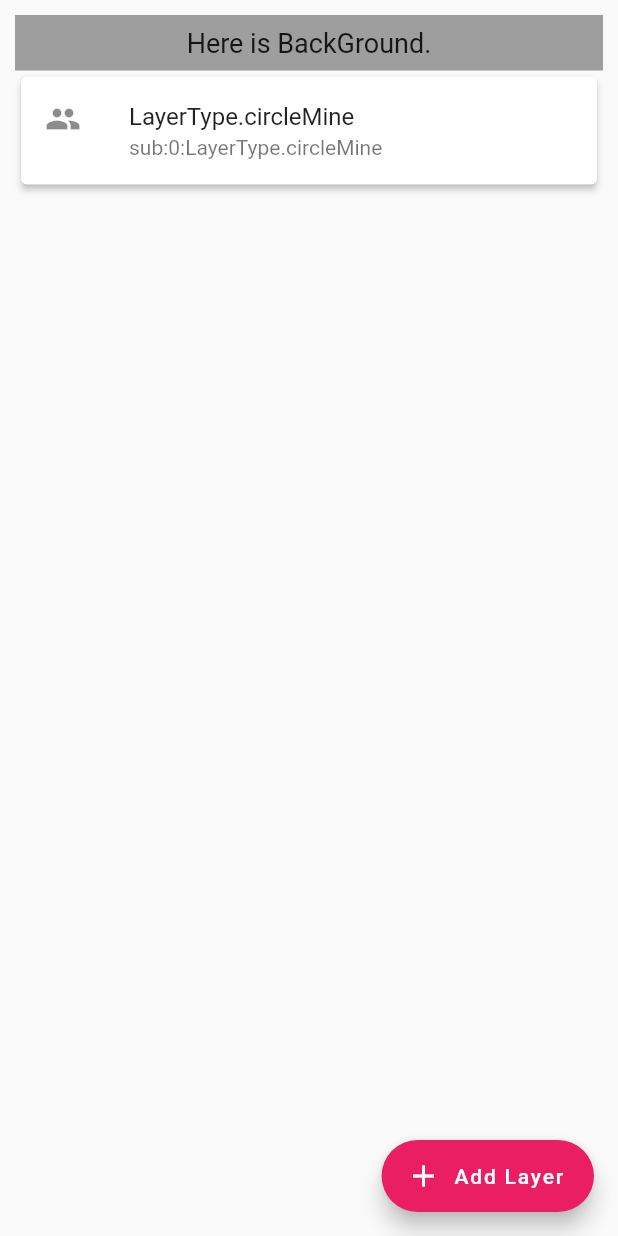
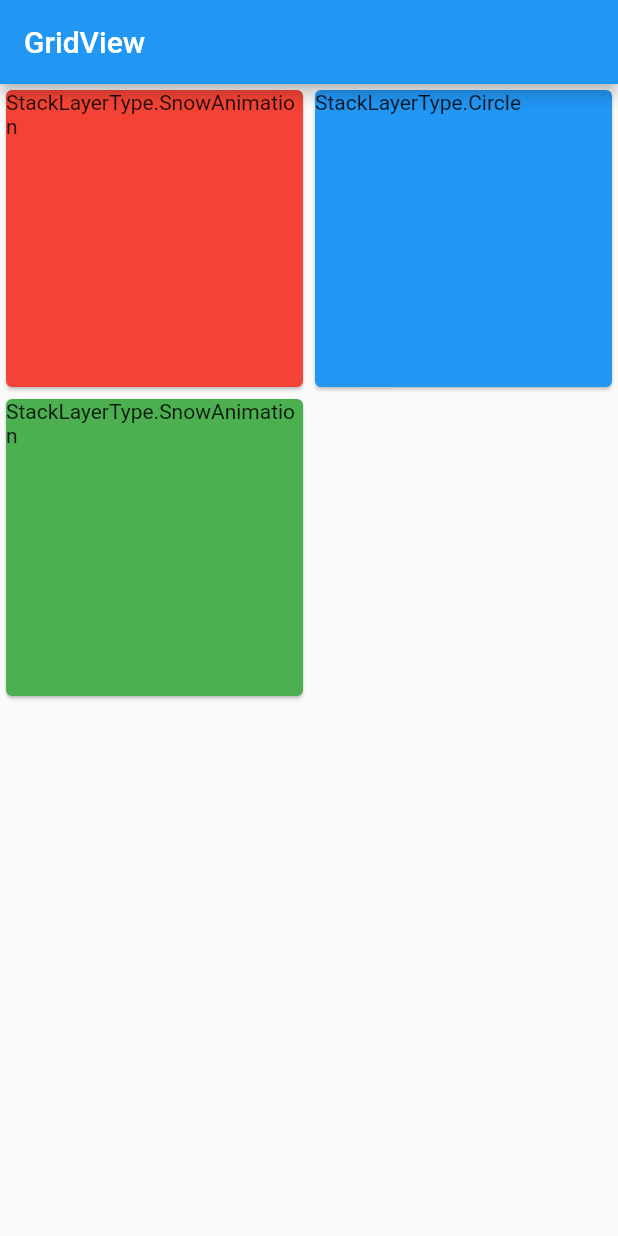
Before and after one commit to YHSHHsaiko/riot-quiche, a Flutter app: the MusicLayerSetting screen opened directly with empty values, after a tap on "Add Layer", on a phone screen of 412 x 824 dp. Run offline on Flutter 3.47's test engine with Material 2 defaults, Android fonts, the phone set to English and light mode, and no system bars.

Commit message:
update: marginal add Layer

```diff
--- a/lib/QuicheHome/MusicLayerSetting.dart
+++ b/lib/QuicheHome/MusicLayerSetting.dart
@@ -1,15 +1,20 @@
 import 'package:flutter/material.dart';
 import 'package:riot_quiche/QuicheHome/CustomizableWidget.dart';
 import 'package:riot_quiche/QuicheHome/MusicPlayerComponent/Layer/CircleMine.dart';
+import 'package:riot_quiche/QuicheHome/MusicPlayerComponent/LayerSetting.dart';
 
 import 'dart:math' as math;
+
+import 'package:riot_quiche/QuicheHome/MusicPlayerComponent/LayerVarious.dart';
+import 'package:riot_quiche/QuicheHome/MusicPlayerComponent/SelectLayer.dart';
 
 
 
 class MusicLayerSetting extends StatefulWidget{
   Function setLayer;
   List<Widget> layerList;
-  MusicLayerSetting(this.setLayer, this.layerList);
+  final Size screenSize;
+  MusicLayerSetting(this.setLayer, this.layerList, this.screenSize);
 
   @override
   State<StatefulWidget> createState() => MusicLayerSettingState();
@@ -32,6 +37,31 @@ class MusicLayerSettingState extends State<MusicLayerSetting>{
     secNumList = new List<int>.generate(widList.length, (i) => i);
   }
 
+  void callbackAddLayer(List<LayerProp> resultList, StackLayerType type){
+    print('SnowAnimation_before');
+    // widget ごとにswitchして、
+    CustomizableWidget addWidget = StackLayerVariables.getAddLayer(type, resultList, widget.screenSize);
+
+    print('SnowAnimation_after');
+    print(addWidget);
+    setState(() {
+      widList.add(addWidget);
+      numList.add(numList.length);
+      secNumList.add(secNumList.length);
+    });
+  }
+
+  void callbackSelectLayer(StackLayerType type){
+    var list = StackLayerVariables.getLayerPropList(type);
+
+    showDialog(
+      context: context,
+      builder: (_) {
+        return LayerSetting(list, this.callbackAddLayer, type);
+      },
+    );
+  }
+
   @override
   Widget build(BuildContext context) {
     return WillPopScope(
@@ -43,23 +73,14 @@ class MusicLayerSettingState extends State<MusicLayerSetting>{
       child: Scaffold(
         floatingActionButton: FloatingActionButton.extended(
           onPressed: () {
-            var rnd = math.Random();
-            int js = rnd.nextInt(150);
-
-            Widget w = CircleMine(
-              screenSize: Size(300, 500),
-              diameter: 300.0+js,
-              color: Colors.green,
-              strokeWidth: 2,
+            // TODO: どのレイヤーを追加するか選ばせないといけない。本来なら画像で例示しながらCardみたいなのでやるべきだが...
+            showDialog(
+              context: context,
+              builder: (_) {
+                return SelectLayer(this.callbackSelectLayer);
+              },
             );
 
-            print('FAB:setState');
-
-            setState(() {
-              widList.add(w);
-              numList.add(numList.length);
-              secNumList.add(secNumList.length);
-            });
           },
           label: Text('Add Layer'),
           icon: Icon(Icons.add),
@@ -92,6 +113,9 @@ class MusicLayerSettingState extends State<MusicLayerSetting>{
               });
             },
             children: secNumList.map((int idx) {
+              print('kokokawakaranaikedo');
+              print(idx);
+              print(secNumList);
               CustomizableWidget wid = widList[idx];
               int keyidx = numList[idx];
               return Card(
--- /dev/null
+++ b/lib/QuicheHome/MusicPlayerComponent/LayerVarious.dart
@@ -0,0 +1,75 @@
+
+
+import 'package:flutter/material.dart';
+import 'package:riot_quiche/QuicheHome/CustomizableWidget.dart';
+import 'package:riot_quiche/QuicheHome/MusicPlayerComponent/Layer/CircleMine.dart';
+import 'package:riot_quiche/QuicheHome/MusicPlayerComponent/Layer/SnowAnimation.dart';
+
+enum StackLayerType{
+  SnowAnimation,
+  Circle,
+}
+
+class StackLayerVariables{
+  static List<LayerProp> getLayerPropList(StackLayerType type){
+    switch (type){
+      case StackLayerType.SnowAnimation:
+        return SnowAnimation.getSettingList();
+        break;
+      case StackLayerType.Circle:
+        return CircleMine.getSettingList();
+        break;
+    }
+    return null;
+  }
+
+  static CustomizableWidget getAddLayer(StackLayerType type, List<LayerProp> list, Size screenSize){
+    switch (type){
+      case StackLayerType.SnowAnimation:
+        return SnowAnimation.fromLayerPropList(list, screenSize);
+        break;
+      case StackLayerType.Circle:
+        return CircleMine.fromLayerPropList(list, screenSize);
+        break;
+    }
+    return null;
+  }
+
+}
+
+
+
+
+//bool-ラジオボタン-, Stringも追加しないとかな
+enum LayerPropType{
+  number,
+  color,
+  boolean,
+  string,
+}
+
+class LayerProp{
+  LayerPropType _layerPropType;
+  String _entry, _description;
+
+  dynamic _result;// 初期値を必ず追加しておくことが必要である
+
+  LayerProp({
+    @required LayerPropType layerPropType,
+    @required String entry,
+    String description = null,
+    dynamic initValue = null,
+  }): this._layerPropType = layerPropType,
+        this._entry = entry,
+        this._description = description,
+        this._result = initValue;
+
+  LayerPropType get layerPropType => _layerPropType;
+  String        get entry         => _entry;
+  String        get description   => _description;
+  dynamic       get result        => _result;
+
+  void setResult(dynamic res){
+    this._result = res;
+  }
+}
--- /dev/null
+++ b/lib/QuicheHome/MusicPlayerComponent/SelectLayer.dart
@@ -0,0 +1,46 @@
+import 'package:flutter/material.dart';
+import 'package:riot_quiche/QuicheHome/MusicPlayerComponent/LayerVarious.dart';
+
+class SelectLayer extends StatelessWidget {
+  final Function callback;
+  SelectLayer(this.callback);
+
+  @override
+  Widget build(BuildContext context) {
+    var grid = [Colors.red,Colors.blue,Colors.green];
+    var grid2 = [StackLayerType.SnowAnimation,StackLayerType.Circle,StackLayerType.SnowAnimation];
+    return MaterialApp(
+        home: Scaffold(
+            appBar: AppBar(
+              title: Text('GridView'),
+            ),
+            body: GridView.builder(
+                itemCount: grid.length,
+                gridDelegate: SliverGridDelegateWithFixedCrossAxisCount(
+                  crossAxisCount: 2,
+                ),
+                itemBuilder: (BuildContext con, int index) {
+                  print(index);
+                  return _item(grid[index], grid2[index], context);
+                }
+            )
+        )
+    );
+  }
+
+  Widget _item(Color color, StackLayerType type, BuildContext context) {
+    return Card(
+      child: GestureDetector(
+        onTap: (){
+          print('1');
+          Navigator.of(context).pop();
+          print('2');
+          callback(type);
+          print('3');
+        },
+        child: Text(type.toString()),
+      ),
+      color: color,
+    );
+  }
+}
```
Also changed, not shown: lib/QuicheHome/MusicPlayer.dart (+6 -2 lines), lib/QuicheHome/MusicPlayerComponent/Layer/CircleMine.dart (+20 -2 lines), lib/QuicheHome/MusicPlayerComponent/Layer/SnowAnimation.dart (+24 -1 lines), lib/QuicheHome/MusicPlayerComponent/LayerSetting.dart (added, +244 -0 lines).
